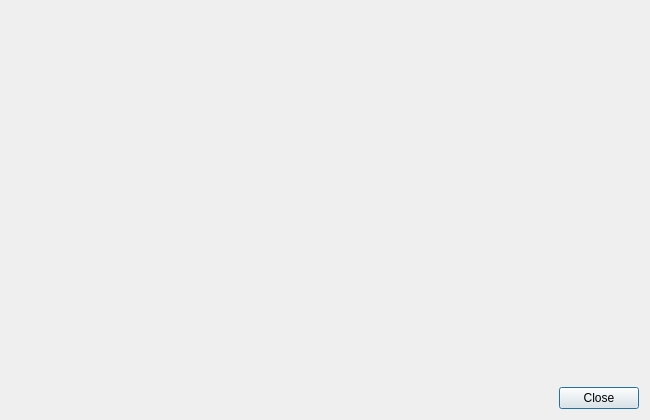
This is DrillGIFActionSequenceEditor/Source/RmmvInteractiveModule/operateBoard/w_RmmvOperateBoard.ui in DrillUp/DrillGIFActionSequenceEditor as Qt 5 draws it before an edit. The edited form follows.
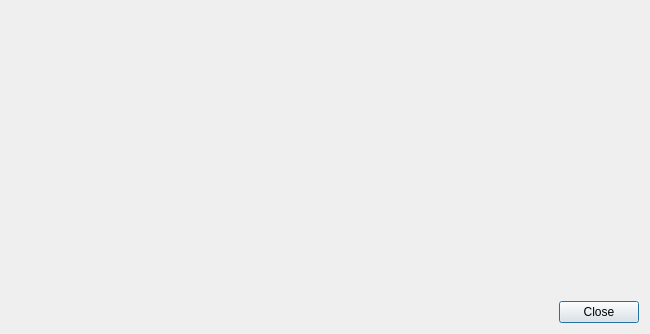
This is the edited form.

```diff
--- a/DrillGIFActionSequenceEditor/Source/RmmvInteractiveModule/operateBoard/w_RmmvOperateBoard.ui
+++ b/DrillGIFActionSequenceEditor/Source/RmmvInteractiveModule/operateBoard/w_RmmvOperateBoard.ui
@@ -7,7 +7,7 @@
     <x>0</x>
     <y>0</y>
     <width>650</width>
-    <height>420</height>
+    <height>334</height>
    </rect>
   </property>
   <property name="windowTitle">
```
